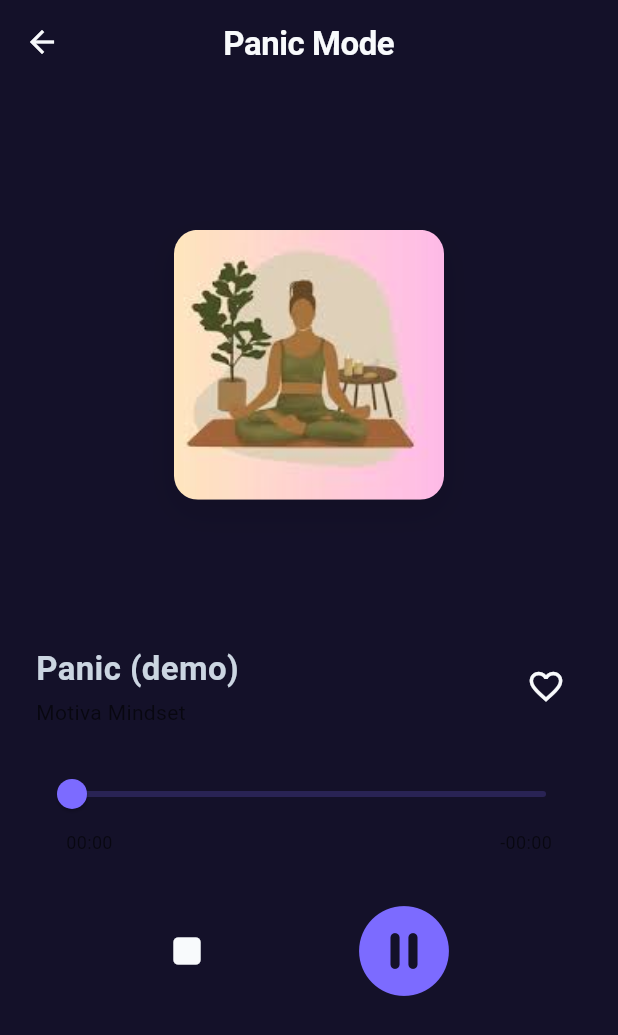
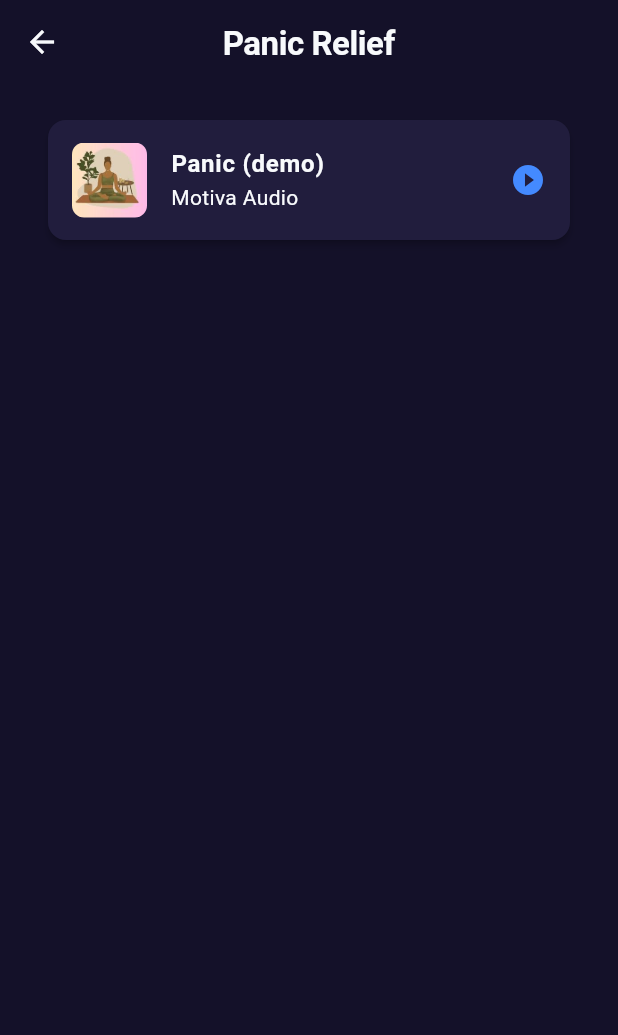
Before and after one commit to ivicamadzo/motiva3, a Flutter app: the screen it shows after launch, after a tap on "Паника", on a phone screen of 412 x 824 dp. Shown: the top 1035 px of the screen. Run offline on Flutter 3.47's test engine with Material 3 defaults, Android fonts, the phone set to English and light mode, and no system bars; our stand-ins replace audio_service, just_audio; missing offline and left inert: audio_session; Roboto replaces fonts that are missing (NotoSans); statements that could not run were skipped.

Commit message:
refactor(audio): stabilize audio setup architecture

```diff
--- a/lib/features/audio/engine/audio_engine.dart
+++ b/lib/features/audio/engine/audio_engine.dart
@@ -23,7 +23,7 @@ class AudioEngine {
           id: item.assetPath,
           title: item.title,
           artist: 'Motiva',
-          artUri: Uri.parse('asset:///${item.artwork}'),
+          // artUri: Uri.parse('asset:///${item.artwork}'), // Избриши ја оваа линија
         ),
       );
 
--- a/lib/features/home/data/tool_items.dart
+++ b/lib/features/home/data/tool_items.dart
@@ -1,7 +1,7 @@
 import 'package:flutter/material.dart';
 
 import '../../breathing/screens/breathing_home_screen.dart';
-import '../../panic/panic_screen.dart';
+import '../../panic/panic_list_screen.dart'; // Ова е единствениот import за паника што ти треба
 import '../../test_audio/test_audio_screen.dart';
 
 class ToolNavItem {
@@ -25,7 +25,7 @@ final toolCards = [
   ToolNavItem(
     icon: Icons.warning,
     title: "Паника",
-    screenBuilder: () => PanicScreen(),
+    screenBuilder: () => const PanicListScreen(), // ТУКА е сменатата класа
   ),
   ToolNavItem(
     icon: Icons.bug_report,
--- /dev/null
+++ b/lib/features/panic/panic_list_screen.dart
@@ -0,0 +1,43 @@
+import 'package:flutter/material.dart';
+import '../audio/core/audio_singleton.dart';
+import '../audio/data/playlists/panic_playlist.dart';
+import 'PanicPlayerScreen.dart';
+import 'panic_list_tile.dart';
+
+class PanicListScreen extends StatelessWidget {
+  const PanicListScreen({super.key});
+
+  @override
+  Widget build(BuildContext context) {
+    debugPrint(
+      "--- Дебагирање: panicPlaylist должина: ${panicPlaylist.length} ---",
+    );
+    // Ја земаме плејлистата од твојот data фајл
+    final playlist = panicPlaylist;
+
+    return Scaffold(
+      appBar: AppBar(title: const Text("Panic Relief"), centerTitle: true),
+      body: ListView.separated(
+        padding: const EdgeInsets.all(16),
+        itemCount: playlist.length,
+        separatorBuilder: (context, index) => const Divider(),
+        itemBuilder: (context, index) {
+          final item = playlist[index];
+          return PanicListTile(
+            item: item,
+            onTap: () {
+              // 1. Ја поставуваме траката во контролерот
+              AudioSingleton.controller.playTrack(item);
+
+              // 2. Навигираме до плеерот
+              Navigator.push(
+                context,
+                MaterialPageRoute(builder: (_) => const PanicPlayerScreen()),
+              );
+            },
+          );
+        },
+      ),
+    );
+  }
+}
--- /dev/null
+++ b/lib/features/panic/panic_list_tile.dart
@@ -0,0 +1,39 @@
+import 'package:flutter/material.dart';
+import '../audio/data/models/audio_item.dart';
+
+class PanicListTile extends StatelessWidget {
+  final AudioItem item;
+  final VoidCallback onTap;
+
+  const PanicListTile({super.key, required this.item, required this.onTap});
+
+  @override
+  Widget build(BuildContext context) {
+    return Card(
+      margin: const EdgeInsets.symmetric(horizontal: 16, vertical: 8),
+      elevation: 2,
+      shape: RoundedRectangleBorder(borderRadius: BorderRadius.circular(12)),
+      child: ListTile(
+        contentPadding: const EdgeInsets.symmetric(horizontal: 16, vertical: 4),
+        leading: ClipRRect(
+          borderRadius: BorderRadius.circular(8),
+          child: Image.asset(
+            item.artwork,
+            width: 50,
+            height: 50,
+            fit: BoxFit.cover,
+            errorBuilder: (context, error, stackTrace) =>
+                const Icon(Icons.music_note),
+          ),
+        ),
+        title: Text(
+          item.title,
+          style: const TextStyle(fontWeight: FontWeight.w600),
+        ),
+        subtitle: const Text("Motiva Audio"),
+        trailing: const Icon(Icons.play_circle_fill, color: Colors.blueAccent),
+        onTap: onTap,
+      ),
+    );
+  }
+}
--- a/lib/features/panic/panic_screen.dart
+++ /dev/null
@@ -1,236 +0,0 @@
-import 'dart:async';
-
-import 'package:flutter/material.dart';
-
-import '../audio/core/audio_singleton.dart';
-import '../audio/data/models/audio_category.dart';
-import '../audio/data/models/audio_state.dart';
-import '../audio/widgets/artwork.dart';
-import '../audio/widgets/progress_slider.dart';
-
-class PanicScreen extends StatefulWidget {
-  const PanicScreen({super.key});
-
-  @override
-  State<PanicScreen> createState() => _PanicScreenState();
-}
-
-class _PanicScreenState extends State<PanicScreen> {
-  final controller = AudioSingleton.controller;
-  StreamSubscription<AudioState>? _sub;
-
-  @override
-  void initState() {
-    super.initState();
-
-    WidgetsBinding.instance.addPostFrameCallback((_) async {
-      await Future.delayed(const Duration(milliseconds: 250));
-      if (!mounted) return;
-      await controller.playCategory(AudioCategory.panic);
-    });
-
-    _sub = controller.stateStream.listen((state) {
-      final track = state.currentTrack;
-      if (track == null) return;
-      if (mounted) {
-        precacheImage(AssetImage(track.artwork), context);
-      }
-    });
-  }
-
-  @override
-  void dispose() {
-    _sub?.cancel();
-    super.dispose();
-  }
-
-  // 🔥 ПОМОШНА ФУНКЦИЈА: Ги претвора милисекундите во "минути:секунди" формат
-  String _formatDuration(Duration duration) {
-    String twoDigits(int n) => n.toString().padLeft(2, "0");
-    final minutes = twoDigits(duration.inMinutes.remainder(60));
-    final seconds = twoDigits(duration.inSeconds.remainder(60));
-    return "$minutes:$seconds";
-  }
-
-  @override
-  Widget build(BuildContext context) {
-    return Scaffold(
-      appBar: AppBar(title: const Text("Panic Mode"), centerTitle: true),
-      // Користиме StreamBuilder наместо ValueListenableBuilder
-      body: StreamBuilder<AudioState>(
-        stream: controller.stateStream,
-        initialData: controller.currentState,
-        builder: (context, snapshot) {
-          // Ги земаме податоците од snapshot
-          final state = snapshot.data!;
-          final track = state.currentTrack;
-
-          if (track == null) {
-            return const Center(child: CircularProgressIndicator());
-          }
-
-          return Padding(
-            padding: const EdgeInsets.symmetric(horizontal: 24.0),
-            child: Column(
-              children: [
-                const Spacer(flex: 2),
-
-                // 1. Уметничка слика со заоблени агли и дискретна сенка
-                Center(
-                  child: Container(
-                    decoration: BoxDecoration(
-                      borderRadius: BorderRadius.circular(12),
-                      boxShadow: [
-                        BoxShadow(
-                          color: Colors.black.withOpacity(0.1),
-                          blurRadius: 20,
-                          offset: const Offset(0, 8),
-                        ),
-                      ],
-                    ),
-                    child: ClipRRect(
-                      borderRadius: BorderRadius.circular(12),
-                      child: Artwork(artworkPath: track.artwork),
-                    ),
-                  ),
-                ),
-
-                const Spacer(flex: 2),
-
-                // 2. Информации за песната
-                Row(
-                  mainAxisAlignment: MainAxisAlignment.spaceBetween,
-                  children: [
-                    Expanded(
-                      child: Column(
-                        crossAxisAlignment: CrossAxisAlignment.start,
-                        children: [
-                          Text(
-                            track.title,
-                            style: const TextStyle(
-                              fontSize: 22,
-                              fontWeight: FontWeight.bold,
-                              overflow: TextOverflow.ellipsis,
-                            ),
-                          ),
-                          const SizedBox(height: 4),
-                          Text(
-                            "Motiva Mindset",
-                            style: TextStyle(
-                              fontSize: 14,
-                              color: Theme.of(context).hintColor,
-                            ),
-                          ),
-                        ],
-                      ),
-                    ),
-                    IconButton(
-                      icon: const Icon(Icons.favorite_border, size: 26),
-                      onPressed: () {},
-                    ),
-                  ],
-                ),
-
-                const SizedBox(height: 20),
-
-                // 3. ДИНАМИЧЕН ПРОГРЕС БАР (ОПТИМИЗИРАН)
-                StreamBuilder<Duration?>(
-                  stream: controller.durationStream,
-                  initialData: Duration.zero, // Стави почетна вредност
-                  builder: (context, durationSnapshot) {
-                    final duration = durationSnapshot.data ?? Duration.zero;
-
-                    return StreamBuilder<Duration>(
-                      stream: controller.positionStream,
-                      initialData: Duration.zero,
-                      builder: (context, positionSnapshot) {
-                        final position = positionSnapshot.data ?? Duration.zero;
-
-                        return Column(
-                          children: [
-                            // Го користиме новиот виджет
-                            ProgressSlider(
-                              position: position,
-                              duration: duration,
-                              onSeek: (newPos) => controller.seek(newPos),
-                            ),
-
-                            // Ги враќаме текстовите за времето тука
-                            Padding(
-                              padding: const EdgeInsets.symmetric(
-                                horizontal: 20.0,
-                              ),
-                              child: Row(
-                                mainAxisAlignment:
-                                    MainAxisAlignment.spaceBetween,
-                                children: [
-                                  Text(
-                                    _formatDuration(position),
-                                    style: TextStyle(
-                                      color: Theme.of(context).hintColor,
-                                      fontSize: 12,
-                                    ),
-                                  ),
-                                  Text(
-                                    "-${_formatDuration(duration - position)}",
-                                    style: TextStyle(
-                                      color: Theme.of(context).hintColor,
-                                      fontSize: 12,
-                                    ),
-                                  ),
-                                ],
-                              ),
-                            ),
-                          ],
-                        );
-                      },
-                    );
-                  },
-                ),
-
-                const SizedBox(height: 20),
-
-                // 4. Редизајниран ред со аудио контроли (Динамичен и чист распоред)
-                Row(
-                  mainAxisAlignment: MainAxisAlignment.spaceEvenly,
-                  children: [
-                    // Копче за СТОП
-                    IconButton(
-                      icon: const Icon(Icons.stop_rounded, size: 36),
-                      onPressed: () async {
-                        await controller.stop();
-                        if (mounted) {
-                          Navigator.of(context).pop();
-                        }
-                      },
-                    ),
-
-                    // ДИНАМИЧНО ГЛАВНО КОПЧЕ (Автоматски менува Play ⇆ Pause)
-                    IconButton(
-                      icon: Icon(
-                        state.isPlaying
-                            ? Icons.pause_circle_filled_rounded
-                            : Icons.play_circle_filled_rounded,
-                        size: 72,
-                        color: Theme.of(context).primaryColor,
-                      ),
-                      onPressed: () {
-                        if (state.isPlaying) {
-                          controller.pause();
-                        } else {
-                          controller.resume();
-                        }
-                      },
-                    ),
-                  ],
-                ),
-
-                const Spacer(flex: 3),
-              ],
-            ),
-          );
-        },
-      ),
-    );
-  }
-}
--- /dev/null
+++ b/lib/features/panic/panic_widgets.dart
@@ -0,0 +1,4 @@
+export 'panic_artwork.dart';
+export 'panic_info.dart';
+export 'panic_progress.dart';
+export 'panic_controls.dart';
```
Also changed, not shown: lib/features/audio/data/playlist.dart (+31 -1 lines), lib/features/panic/PanicPlayerScreen.dart (added, +81 -0 lines), lib/features/panic/panic_artwork.dart (added, +30 -0 lines), lib/features/panic/panic_controls.dart (added, +60 -0 lines), lib/features/panic/panic_info.dart (added, +21 -0 lines), lib/features/panic/panic_progress.dart (added, +56 -0 lines), 1 other file.
